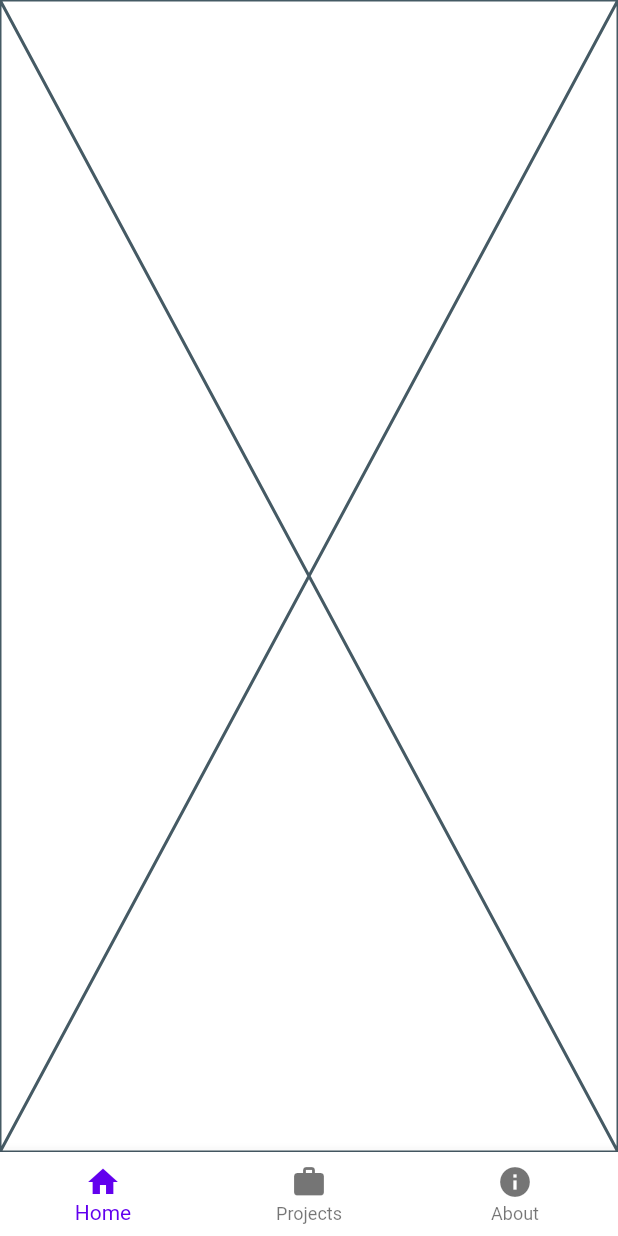
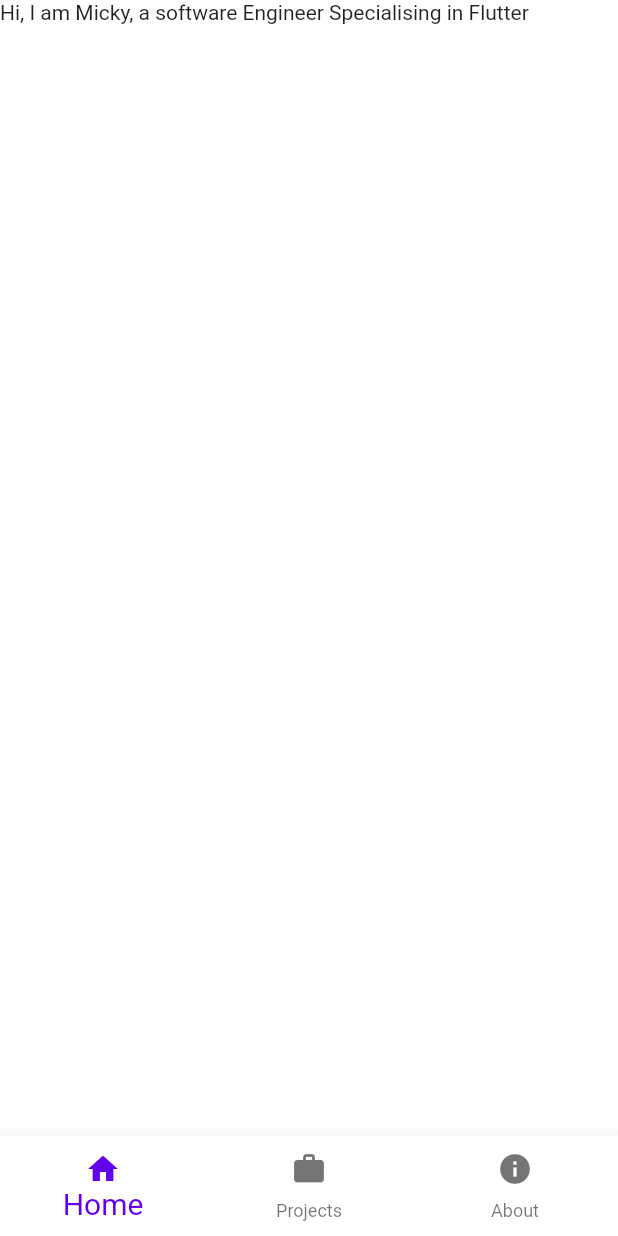
Before and after one commit to Kwasi48/portfolio, a Flutter app: the screen it shows after launch, on a phone screen of 412 x 824 dp. Run offline on Flutter 3.47's test engine with Material 2 defaults, Android fonts, the phone set to English and light mode, and no system bars.

Commit message:
pushing late at night

```diff
--- a/lib/main.dart
+++ b/lib/main.dart
@@ -48,6 +48,7 @@ class _HomePageState extends State<HomePage> {
     return Scaffold(
       bottomNavigationBar: BottomNavigationBar(
         currentIndex: selectedindex,
+        selectedFontSize: 20,
         onTap: _onitemtapped ,
         items: const <BottomNavigationBarItem>[
           BottomNavigationBarItem(icon: Icon(Icons.home),
--- a/lib/views/profile.dart
+++ b/lib/views/profile.dart
@@ -6,6 +6,23 @@ class profile extends StatelessWidget {
 
   @override
   Widget build(BuildContext context) {
-    return const Placeholder();
+    return const Scaffold(
+      body: SafeArea(
+        child: Column(
+          children: [
+            Row(
+              crossAxisAlignment: CrossAxisAlignment.center,
+              children: [
+                Stack(
+                  children: [
+                    Text('Hi, I am Micky, a software Engineer Specialising in Flutter',)
+                  ],
+                )
+              ],
+            )
+          ],
+        ),
+      ),
+    );
   }
 }
```
